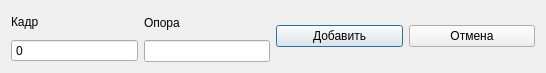
First picture: the form in addfragmentcommentdialog.ui, repository Enotkin/UV_Reader, before the edit.
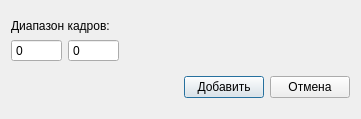
Second picture: the form after the edit.

Diff of the .ui file:
```diff
--- a/addfragmentcommentdialog.ui
+++ b/addfragmentcommentdialog.ui
@@ -6,8 +6,8 @@
    <rect>
     <x>0</x>
     <y>0</y>
-    <width>546</width>
-    <height>73</height>
+    <width>361</width>
+    <height>119</height>
    </rect>
   </property>
   <property name="sizePolicy">
@@ -25,59 +25,109 @@
   <property name="modal">
    <bool>true</bool>
   </property>
-  <layout class="QHBoxLayout" name="horizontalLayout">
+  <layout class="QVBoxLayout" name="verticalLayout">
    <item>
     <layout class="QVBoxLayout" name="frameVerticalLayout">
      <item>
       <widget class="QLabel" name="frameNumberLabel">
-       <property name="text">
-        <string>Кадр</string>
-       </property>
-      </widget>
-     </item>
-     <item>
-      <widget class="QSpinBox" name="frameNumberSpinBox">
-       <property name="buttonSymbols">
-        <enum>QAbstractSpinBox::NoButtons</enum>
-       </property>
-      </widget>
-     </item>
-    </layout>
-   </item>
-   <item>
-    <layout class="QVBoxLayout" name="towerVerticalLayout">
-     <item>
-      <widget class="QLabel" name="towerNameLabel">
-       <property name="text">
-        <string>Опора</string>
-       </property>
-      </widget>
-     </item>
-     <item>
-      <widget class="QLineEdit" name="towerNameLineEdit">
        <property name="sizePolicy">
         <sizepolicy hsizetype="Preferred" vsizetype="Fixed">
          <horstretch>0</horstretch>
          <verstretch>0</verstretch>
         </sizepolicy>
        </property>
+       <property name="text">
+        <string>Диапазон кадров:</string>
+       </property>
       </widget>
      </item>
+     <item>
+      <layout class="QHBoxLayout" name="horizontalLayout_2">
+       <item>
+        <widget class="QSpinBox" name="frameNumberMinSpinBox">
+         <property name="sizePolicy">
+          <sizepolicy hsizetype="Minimum" vsizetype="Fixed">
+           <horstretch>0</horstretch>
+           <verstretch>0</verstretch>
+          </sizepolicy>
+         </property>
+         <property name="maximumSize">
+          <size>
+           <width>75</width>
+           <height>16777215</height>
+          </size>
+         </property>
+         <property name="buttonSymbols">
+          <enum>QAbstractSpinBox::NoButtons</enum>
+         </property>
+         <property name="maximum">
+          <number>999999999</number>
+         </property>
+        </widget>
+       </item>
+       <item>
+        <widget class="QSpinBox" name="frameNumberMaxSpinBox">
+         <property name="maximumSize">
+          <size>
+           <width>75</width>
+           <height>16777215</height>
+          </size>
+         </property>
+         <property name="buttonSymbols">
+          <enum>QAbstractSpinBox::NoButtons</enum>
+         </property>
+         <property name="maximum">
+          <number>999999999</number>
+         </property>
+        </widget>
+       </item>
+       <item>
+        <spacer name="horizontalSpacer_2">
+         <property name="orientation">
+          <enum>Qt::Horizontal</enum>
+         </property>
+         <property name="sizeHint" stdset="0">
+          <size>
+           <width>40</width>
+           <height>20</height>
+          </size>
+         </property>
+        </spacer>
+       </item>
+      </layout>
+     </item>
     </layout>
    </item>
    <item>
-    <widget class="QPushButton" name="addFragmentPushButton">
-     <property name="text">
-      <string>Добавить</string>
-     </property>
-    </widget>
-   </item>
-   <item>
-    <widget class="QPushButton" name="cancelPushButton">
-     <property name="text">
-      <string>Отмена</string>
-     </property>
-    </widget>
+    <layout class="QHBoxLayout" name="horizontalLayout">
+     <item>
+      <spacer name="horizontalSpacer">
+       <property name="orientation">
+        <enum>Qt::Horizontal</enum>
+       </property>
+       <property name="sizeHint" stdset="0">
+        <size>
+         <width>40</width>
+         <height>20</height>
+        </size>
+       </property>
+      </spacer>
+     </item>
+     <item>
+      <widget class="QPushButton" name="addFragmentPushButton">
+       <property name="text">
+        <string>Добавить</string>
+       </property>
+      </widget>
+     </item>
+     <item>
+      <widget class="QPushButton" name="cancelPushButton">
+       <property name="text">
+        <string>Отмена</string>
+       </property>
+      </widget>
+     </item>
+    </layout>
    </item>
   </layout>
   <action name="actionDsfdss">
```
